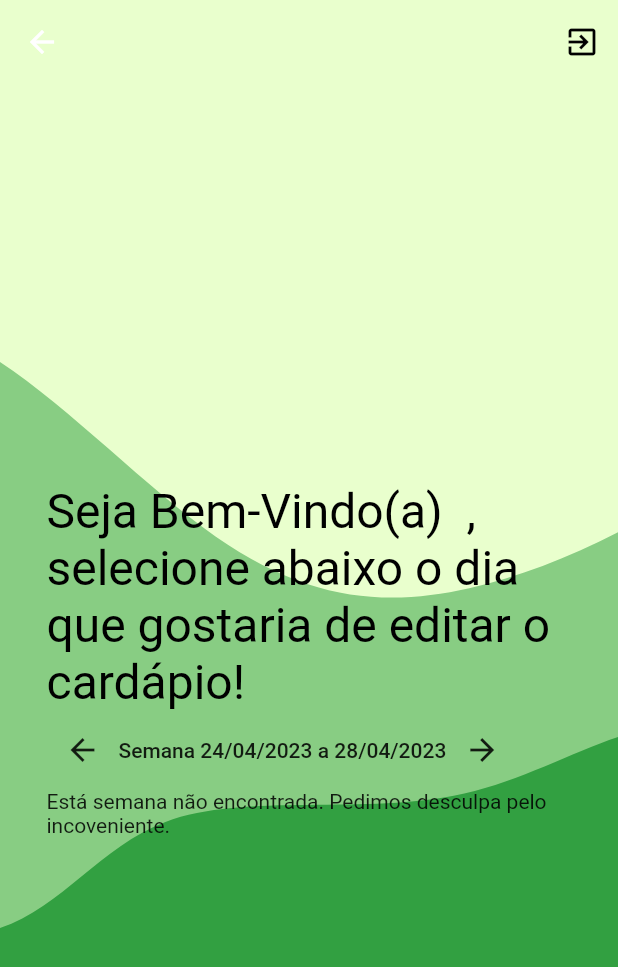
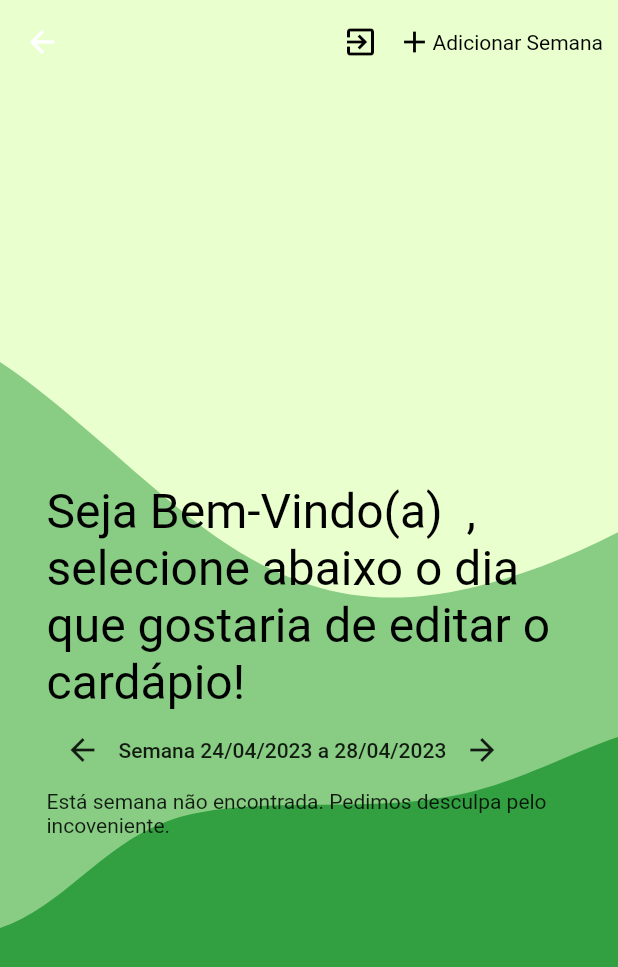
Before and after one commit to maisaamadeu/almoco-ifsp, a Flutter app: the HomeEmployeeScreen screen opened directly with empty values, on a phone screen of 412 x 824 dp. Shown: the top 967 px of the screen. Run offline on Flutter 3.47's test engine with Material 2 defaults, Android fonts, the phone set to English and light mode, and no system bars; our stand-ins replace cloud_firestore, firebase_core, flutter_svg; missing offline and left inert: msh_checkbox; accounts and stored records are empty.

Commit message:
Adicionar alunos a semanas

```diff
--- a/lib/screens/home_employee_screen.dart
+++ b/lib/screens/home_employee_screen.dart
@@ -75,6 +75,24 @@ class _HomeEmployeeScreenState extends State<HomeEmployeeScreen> {
             icon: const Icon(
               Icons.exit_to_app,
               color: Colors.black,
+            ),
+          ),
+          InkWell(
+            onTap: () {},
+            child: Ink(
+              padding: const EdgeInsets.only(right: 10),
+              child: Row(
+                children: const [
+                  Icon(
+                    Icons.add,
+                    color: Colors.black,
+                  ),
+                  Text(
+                    'Adicionar Semana',
+                    style: TextStyle(color: Colors.black),
+                  ),
+                ],
+              ),
             ),
           ),
         ],
@@ -257,6 +275,12 @@ class _HomeEmployeeScreenState extends State<HomeEmployeeScreen> {
                                                   index: i,
                                                   registration:
                                                       widget.registration,
+                                                  isEmployee: true,
+                                                  studentsEat: (currentWeekData[
+                                                                  'menu_days']
+                                                              [i]['students']
+                                                          as List<dynamic>)
+                                                      .length,
                                                 );
                                               },
                                             ),
```
Also changed, not shown: lib/screens/home_student_screen.dart (+7 -0 lines), lib/service/firebase_service.dart (+32 -29 lines), lib/widgets/custom_card.dart (+30 -2 lines).
